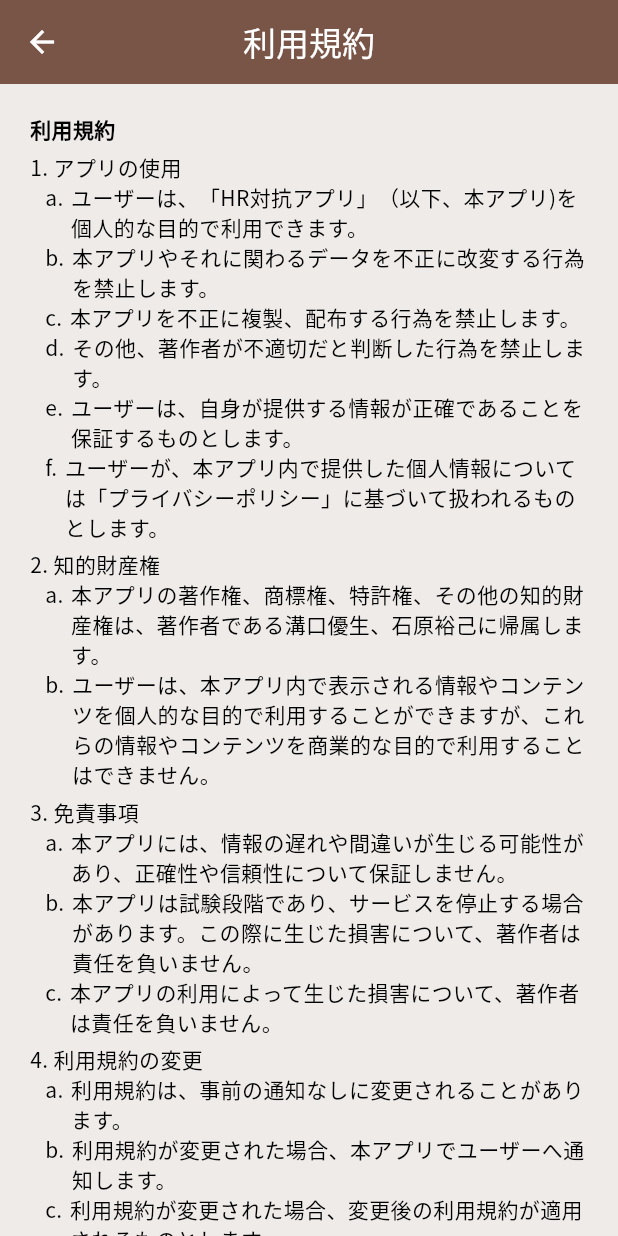
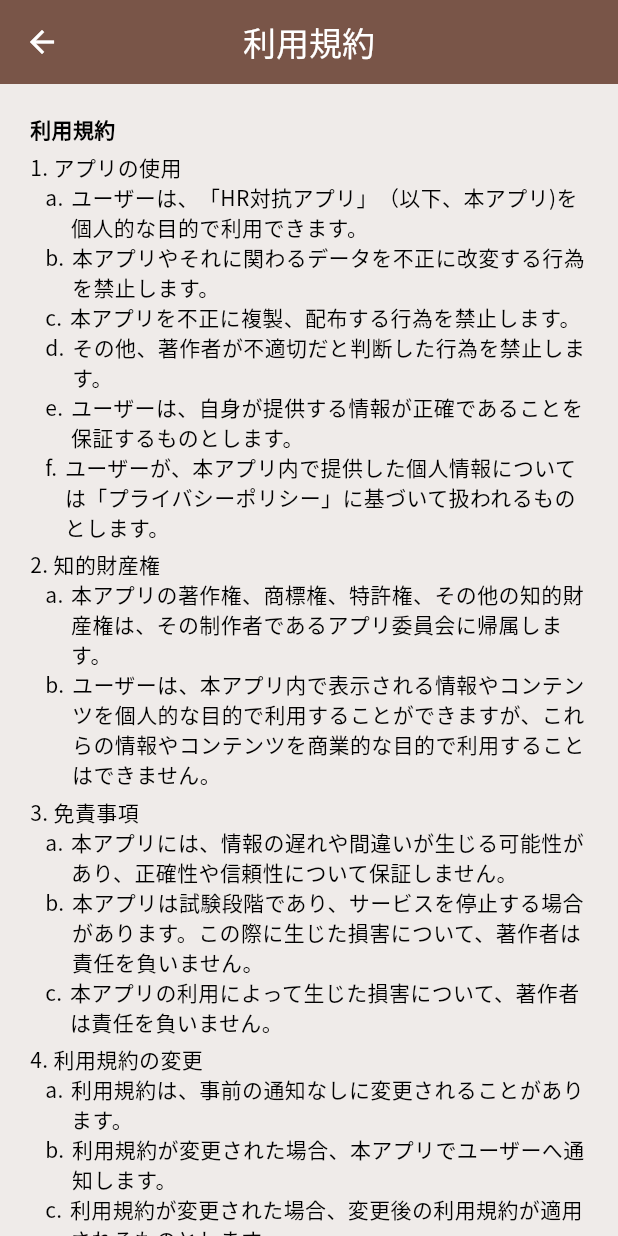
Before and after one commit to pe-tanman/rumutai_app, a Flutter app: the TermsOfServiceScreen screen opened by its route, on a phone screen of 412 x 824 dp. Run offline on Flutter 3.47's test engine with Material 3 defaults, Android fonts, the phone set to English and light mode, and no system bars; our stand-ins replace cloud_firestore, firebase_core, firebase_database, firebase_messaging, flutter_local_notifications, font_awesome_flutter and 3 more; missing offline and left inert: flutter_picker; accounts and stored records are empty.

Commit message:
利用規約の文言変更

```diff
--- a/lib/screens/drawer/terms_of_service_screen.dart
+++ b/lib/screens/drawer/terms_of_service_screen.dart
@@ -57,7 +57,7 @@ class TermsOfServiceScreen extends StatelessWidget {
                     "2. 知的財産権",
                     style: TextStyle(fontWeight: FontWeight.w500),
                   ),
-                  _indentedText("a.", "本アプリの著作権、商標権、特許権、その他の知的財産権は、著作者である溝口優生、石原裕己に帰属します。"),
+                  _indentedText("a.", "本アプリの著作権、商標権、特許権、その他の知的財産権は、その制作者であるアプリ委員会に帰属します。"),
                   _indentedText("b.", "ユーザーは、本アプリ内で表示される情報やコンテンツを個人的な目的で利用することができますが、これらの情報やコンテンツを商業的な目的で利用することはできません。"),
                   const SizedBox(height: 5),
                   const Text(
@@ -75,7 +75,15 @@ class TermsOfServiceScreen extends StatelessWidget {
                   _indentedText("a.", "利用規約は、事前の通知なしに変更されることがあります。"),
                   _indentedText("b.", "利用規約が変更された場合、本アプリでユーザーへ通知します。"),
                   _indentedText("c.", "利用規約が変更された場合、変更後の利用規約が適用されるものとします。"),
+                  const Text(
+                    "5. 制定日",
+                    style: TextStyle(fontWeight: FontWeight.w500),
+                  ),
+                  _indentedText("a.", "制定 2023年3月2日"),
+                  _indentedText("b.", "変更(1) 2024年3月9日"),
+                  const SizedBox(height: 5),
                 ],
+
               ),
             ),
           ),
```
